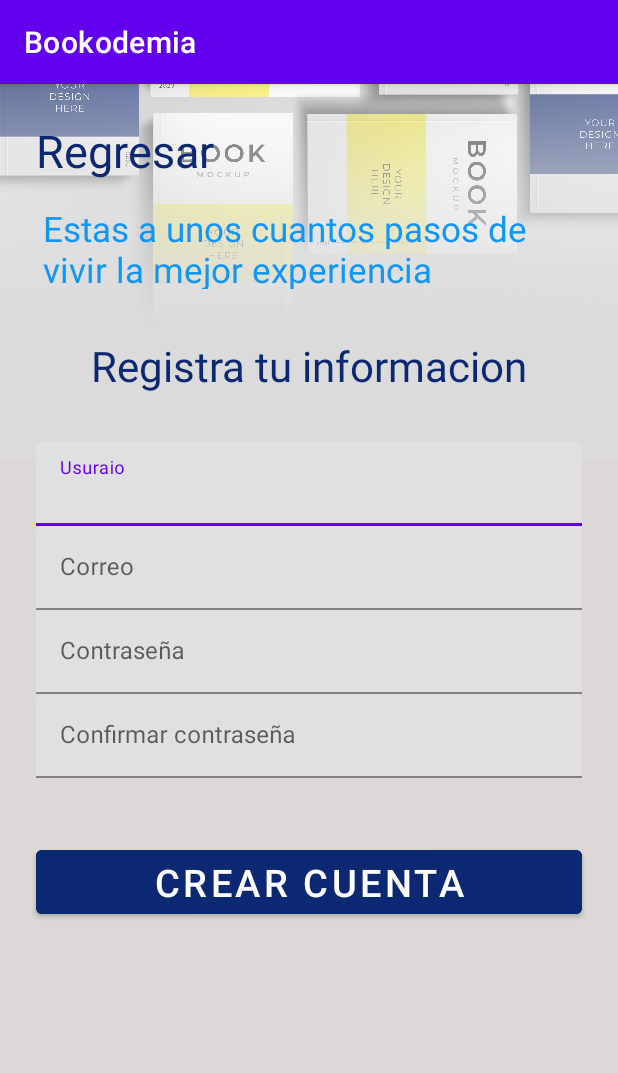
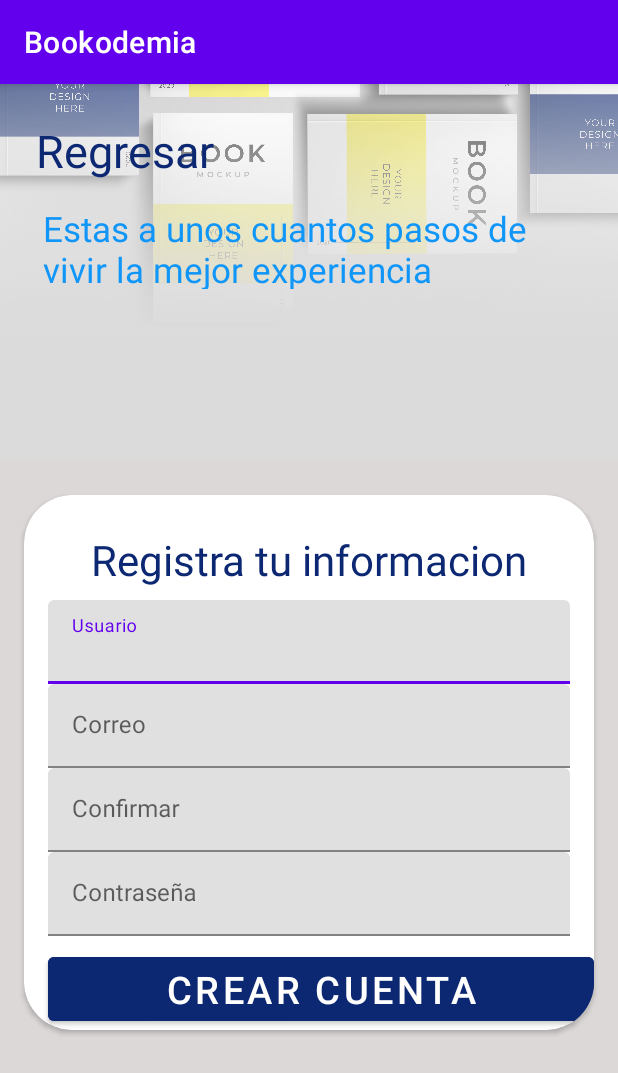
Before and after one commit to Diego2108/Bookodemia, an Android app: the Registro_Activity screen opened directly, with no data from a screen before it, on a phone screen of 412 x 824 dp. Shown: the top 1073 px of the screen. Run offline under Robolectric (Android 15) with nearby library versions, the phone set to English and light mode, and no system bars.

Commit message:
Aqui ya funciona el cardview de registro

```diff
--- a/app/src/main/res/layout/activity_registro.xml
+++ b/app/src/main/res/layout/activity_registro.xml
@@ -42,25 +42,56 @@
         app:layout_constraintStart_toStartOf="parent"
         app:layout_constraintTop_toBottomOf="@+id/textView_callback_login" />
 
+    <androidx.cardview.widget.CardView
+        android:layout_width="0dp"
+        android:layout_height="wrap_content"
+        android:layout_marginStart="16dp"
+        android:layout_marginEnd="16dp"
+        app:cardCornerRadius="32dp"
+        app:layout_constraintBottom_toBottomOf="parent"
+        app:layout_constraintEnd_toEndOf="parent"
+        app:layout_constraintStart_toStartOf="parent"
+        app:layout_constraintTop_toBottomOf="@+id/textView3">
+
+        <androidx.constraintlayout.widget.ConstraintLayout
+            android:layout_width="match_parent"
+            android:layout_height="match_parent">
+
             <TextView
                 android:id="@+id/textView6"
                 android:layout_width="wrap_content"
                 android:layout_height="wrap_content"
-        android:layout_marginTop="32dp"
-        android:text="Registra tu informacion"
+                android:layout_marginStart="8dp"
+                android:layout_marginTop="24dp"
+                android:layout_marginEnd="8dp"
+                android:text="@string/textViet_Registra_tu"
                 android:textColor="@color/blue_700"
                 android:textSize="28sp"
                 app:layout_constraintEnd_toEndOf="parent"
                 app:layout_constraintStart_toStartOf="parent"
-        app:layout_constraintTop_toBottomOf="@+id/textView3" />
+                app:layout_constraintTop_toTopOf="parent" />
+
+            <Button
+                android:id="@+id/button_crear_cue"
+                android:layout_width="0dp"
+                android:layout_height="wrap_content"
+                android:layout_marginStart="16dp"
+                android:layout_marginTop="8dp"
+                android:backgroundTint="@color/blue_700"
+                android:text="@string/button_crear_cuenta"
+                android:textSize="25sp"
+                app:layout_constraintBottom_toBottomOf="parent"
+                app:layout_constraintEnd_toEndOf="parent"
+                app:layout_constraintStart_toStartOf="parent"
+                app:layout_constraintTop_toBottomOf="@+id/til_pasword_registro" />
 
             <com.google.android.material.textfield.TextInputLayout
-        android:id="@+id/til_usuario_registro"
-        android:layout_width="match_parent"
+                android:id="@+id/til_usurio_registro"
+                android:layout_width="0dp"
                 android:layout_height="wrap_content"
-        android:layout_marginStart="24dp"
-        android:layout_marginTop="32dp"
-        android:layout_marginEnd="24dp"
+                android:layout_marginStart="16dp"
+                android:layout_marginTop="8dp"
+                android:layout_marginEnd="16dp"
                 app:layout_constraintEnd_toEndOf="parent"
                 app:layout_constraintStart_toStartOf="parent"
                 app:layout_constraintTop_toBottomOf="@+id/textView6">
@@ -69,56 +100,59 @@
                     android:id="@+id/tiet_usuario_registro"
                     android:layout_width="match_parent"
                     android:layout_height="wrap_content"
-            android:hint="Usuraio" />
+                    android:hint="@string/usuario"
+                    tools:ignore="TextContrastCheck" />
+            </com.google.android.material.textfield.TextInputLayout>
 
             <com.google.android.material.textfield.TextInputLayout
                 android:id="@+id/til_correo_registro"
-            android:layout_width="match_parent"
-            android:layout_height="match_parent">
+                android:layout_width="0dp"
+                android:layout_height="wrap_content"
+                app:layout_constraintEnd_toEndOf="@+id/til_usurio_registro"
+                app:layout_constraintStart_toStartOf="@+id/til_usurio_registro"
+                app:layout_constraintTop_toBottomOf="@+id/til_usurio_registro">
 
                 <com.google.android.material.textfield.TextInputEditText
-                android:id="@+id/tiet_correo_registro"
+                    android:id="@+id/tiet_correo_regisstro"
                     android:layout_width="match_parent"
                     android:layout_height="wrap_content"
-                android:hint="Correo" />
-
+                    android:hint="@string/correo"
+                    tools:ignore="TextContrastCheck,TextContrastCheck" />
             </com.google.android.material.textfield.TextInputLayout>
 
             <com.google.android.material.textfield.TextInputLayout
-            android:layout_width="match_parent"
-            android:layout_height="match_parent">
+                android:id="@+id/til_confirmar_correo"
+                android:layout_width="0dp"
+                android:layout_height="wrap_content"
+                app:layout_constraintEnd_toEndOf="@+id/til_correo_registro"
+                app:layout_constraintStart_toStartOf="@+id/til_correo_registro"
+                app:layout_constraintTop_toBottomOf="@+id/til_correo_registro">
 
                 <com.google.android.material.textfield.TextInputEditText
-                android:id="@+id/tiet_contrasena_registro"
+                    android:id="@+id/tiet_confirmar_correo"
                     android:layout_width="match_parent"
                     android:layout_height="wrap_content"
-                android:hint="Contraseña" />
+                    android:hint="@string/confirmar"
+                    tools:ignore="TextContrastCheck" />
             </com.google.android.material.textfield.TextInputLayout>
 
             <com.google.android.material.textfield.TextInputLayout
-            android:id="@+id/til_confirmar_registro"
-            android:layout_width="match_parent"
-            android:layout_height="match_parent">
+                android:id="@+id/til_pasword_registro"
+                android:layout_width="0dp"
+                android:layout_height="wrap_content"
+                app:layout_constraintEnd_toEndOf="@+id/til_confirmar_correo"
+                app:layout_constraintStart_toStartOf="@+id/til_confirmar_correo"
+                app:layout_constraintTop_toBottomOf="@+id/til_confirmar_correo">
 
                 <com.google.android.material.textfield.TextInputEditText
-                android:id="@+id/tiet_confirmar_registro"
+                    android:id="@+id/tiet_pasword_registro"
                     android:layout_width="match_parent"
                     android:layout_height="wrap_content"
-                android:hint="Confirmar contraseña" />
+                    android:hint="@string/contrase_a"
+                    tools:ignore="TextContrastCheck,TextContrastCheck,TextContrastCheck" />
             </com.google.android.material.textfield.TextInputLayout>
-    </com.google.android.material.textfield.TextInputLayout>
-
-    <Button
-        android:id="@+id/button"
-        android:layout_width="0dp"
-        android:layout_height="wrap_content"
-        android:layout_marginTop="42dp"
-        android:backgroundTint="@color/blue_700"
-        android:text="Crear cuenta"
-        android:textSize="25sp"
-        app:layout_constraintEnd_toEndOf="@+id/til_usuario_registro"
-        app:layout_constraintStart_toStartOf="@+id/til_usuario_registro"
-        app:layout_constraintTop_toBottomOf="@+id/til_usuario_registro" />
+        </androidx.constraintlayout.widget.ConstraintLayout>
+    </androidx.cardview.widget.CardView>
 
 
 </androidx.constraintlayout.widget.ConstraintLayout>
--- a/app/src/main/res/values/strings.xml
+++ b/app/src/main/res/values/strings.xml
@@ -1,3 +1,9 @@
 <resources>
     <string name="app_name">Bookodemia</string>
+    <string name="button_crear_cuenta">Crear cuenta</string>
+    <string name="textViet_Registra_tu">Registra tu informacion</string>
+    <string name="confirmar">Confirmar</string>
+    <string name="correo">Correo</string>
+    <string name="usuario">Usuario</string>
+    <string name="contrase_a">Contraseña</string>
 </resources>
```
Lines whose indentation alone changed are shown as unchanged.
